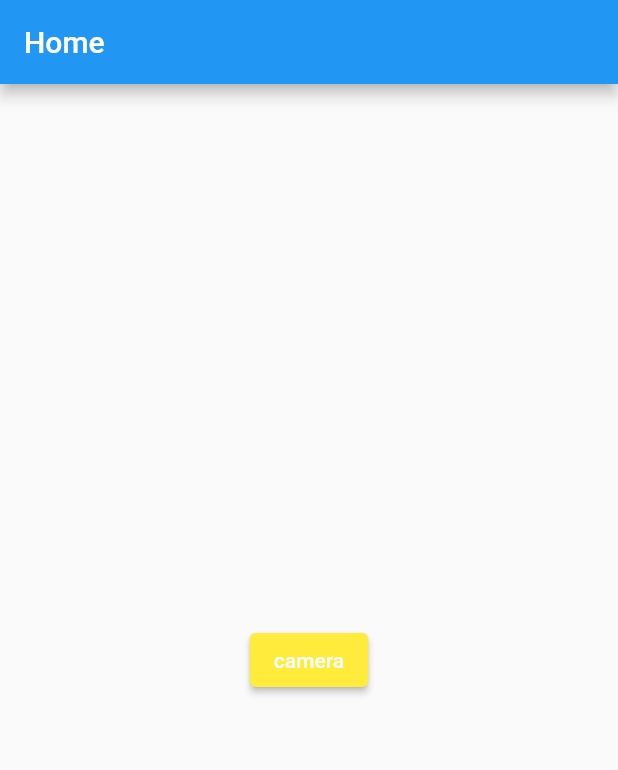
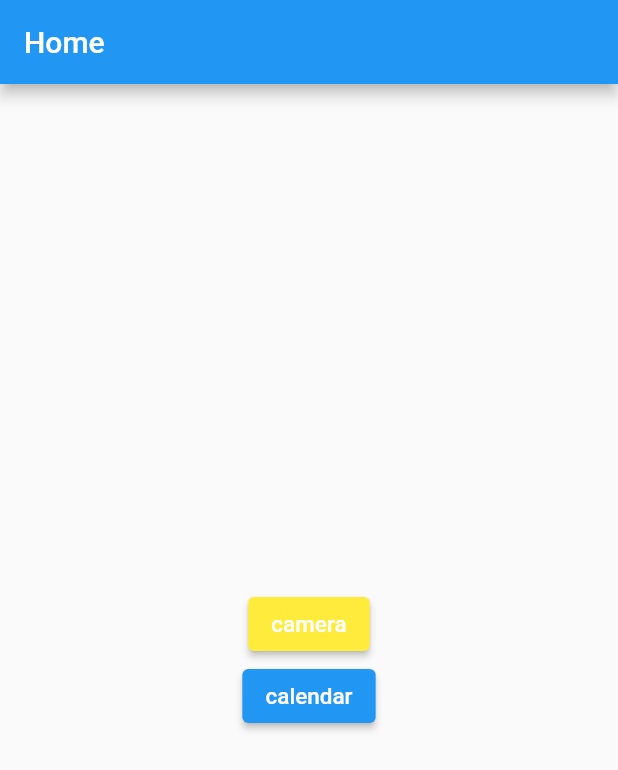
Before and after one commit to huttzza/flutter_face_recognition, a Flutter app: the screen it shows after launch, on a phone screen of 412 x 824 dp. Shown: the top 770 px of the screen. Run offline on Flutter 3.47's test engine with Material 2 defaults, Android fonts, the phone set to English and light mode, and no system bars; our stand-ins replace camera, flutter_svg, image_picker, table_calendar; missing offline and left inert: google_ml_kit.

Commit message:
add table_calendar

```diff
--- /dev/null
+++ b/lib/calendar/event.dart
@@ -0,0 +1,6 @@
+class Event {
+  final String title;
+  Event({required this.title});
+
+  String toString() => this.title;
+}
--- a/lib/main.dart
+++ b/lib/main.dart
@@ -1,65 +1,32 @@
 import 'package:camera/camera.dart';
-import 'package:carrot_market/page/face_detector_view.dart';
-import 'package:carrot_market/page/home.dart';
+import 'package:flutter_face_recognition/calendar/calendar.dart';
+import 'package:flutter_face_recognition/page/face_detector_view.dart';
 import 'package:flutter/material.dart';
-import 'package:carrot_market/page/camera.dart';
+import 'package:flutter_localizations/flutter_localizations.dart';
 
-/*void main() {
-  runApp(MyApp());
-}
-
-class MyApp extends StatelessWidget {
-  @override
-  Widget build(BuildContext context) {
-    return MaterialApp(
-      title: 'Flutter Demo',
-      theme: ThemeData(
-        primaryColor: Colors.white,
-        primarySwatch: Colors.blue,
-      ),
-      home: Home(),
-    );
-  }
-}
-*/
-/*Future<void> main() async {
-  // Ensure that plugin services are initialized so that `availableCameras()`
-  // can be called before `runApp()`
-  WidgetsFlutterBinding.ensureInitialized();
-
-  // Obtain a list of the available cameras on the device.
-  final cameras = await availableCameras();
-
-  // Get a specific camera from the list of available cameras.
-  final firstCamera = cameras.first;
-
-  runApp(
-    MaterialApp(
-      theme: ThemeData.dark(),
-      home: TakePictureScreen(
-        // Pass the appropriate camera to the TakePictureScreen widget.
-        camera: firstCamera,
-      ),
-    ),
-  );
-}*/
 List<CameraDescription> cameras = [];
 
 void main() async {
   WidgetsFlutterBinding.ensureInitialized();
   // Obtain a list of the available cameras on the device.
   final cameras = await availableCameras();
-  runApp(MyApp(cameras: cameras));
+  runApp(CameraApp(cameras: cameras));
 }
 
-class MyApp extends StatelessWidget {
+class CameraApp extends StatelessWidget {
   final List<CameraDescription> cameras;
 
-  const MyApp({Key? key, required this.cameras}) : super(key: key);
+  const CameraApp({Key? key, required this.cameras}) : super(key: key);
 
   @override
   Widget build(BuildContext context) {
     return MaterialApp(
+      localizationsDelegates: [
+        GlobalMaterialLocalizations.delegate,
+      ],
+      supportedLocales: [
+        const Locale('ko', 'KR'),
+      ],
       title: 'Camera App',
       home: MyHomePage(
         title: 'hello',
@@ -80,6 +47,8 @@ class MyHomePage extends StatelessWidget {
         child: Column(
           mainAxisAlignment: MainAxisAlignment.center,
           children: <Widget>[
+            Column(
+              children: [
                 ElevatedButton(
                   onPressed: () async {
                     cameras = await availableCameras();
@@ -95,6 +64,14 @@ class MyHomePage extends StatelessWidget {
                     primary: Colors.yellow,
                   ),
                 ),
+                ElevatedButton(
+                    onPressed: () {
+                      Navigator.push(context,
+                          MaterialPageRoute(builder: (context) => Calendar()));
+                    },
+                    child: Text('calendar'))
+              ],
+            ),
           ],
         ),
       ),
```
Also changed, not shown: lib/calendar/calendar.dart (added, +80 -0 lines), pubspec.yaml (+8 -1 lines), pubspec.lock, 2 other files. Lines whose indentation alone changed are shown as unchanged.
